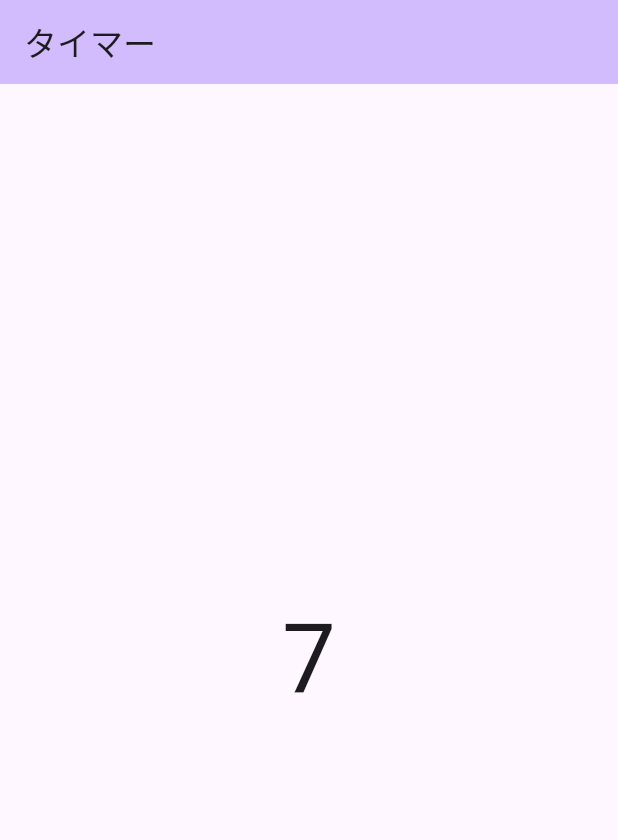
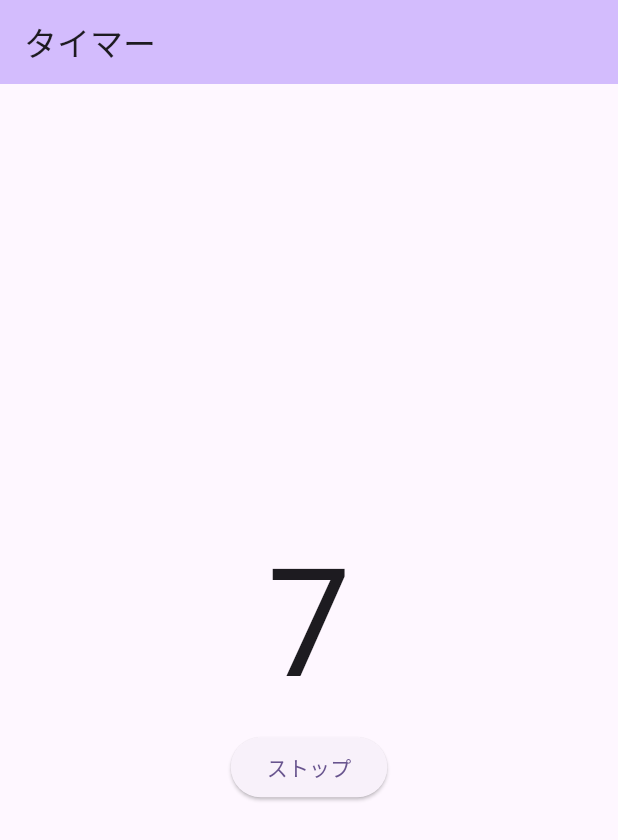
Before and after one commit to inoyoh/timer, a Flutter app: the screen it shows after launch, on a phone screen of 412 x 824 dp. Shown: the top 840 px of the screen. Run offline on Flutter 3.47's test engine with Material 3 defaults, Android fonts, the phone set to English and light mode, and no system bars.

Commit message:
STOPボタンの追加

```diff
--- a/lib/main.dart
+++ b/lib/main.dart
@@ -33,6 +33,8 @@ class MyHomePage extends StatefulWidget {
 
 class _MyHomePageState extends State<MyHomePage> {
   int _second = 0;
+  // ?を入れると変数のデフォルトにnullが入る
+  Timer? _timer;
 
   @override
   // initState: この画面を開いた時に最初に呼ばれる関数
@@ -40,7 +42,7 @@ class _MyHomePageState extends State<MyHomePage> {
     super.initState();
 
     // 1秒ごとにカウントアップ
-    Timer.periodic(const Duration(seconds: 1), (timer) {
+    _timer = Timer.periodic(const Duration(seconds: 1), (timer) {
       setState(() {
         _second++;
       });
@@ -55,11 +57,28 @@ class _MyHomePageState extends State<MyHomePage> {
         title: Text(widget.title),
       ),
       body: Center(
-        child: Text(
-          '$_second',
-          style: TextStyle(fontSize: 64),
+        child: Column(
+         mainAxisAlignment: MainAxisAlignment.center,
+          children: [
+            Text(
+              '$_second',
+              style: TextStyle(fontSize: 100),
+            ),
+            ElevatedButton(
+              onPressed: (){
+                stop();
+            },
+              child: const Text('ストップ'),
+            )
+          ],
         ),
       ),
     );
   }
+
+  void stop(){
+    // 「?」をつけると「nullかも？」って意味。一方「!」をつけると「nullではない」と決めつける。
+    _timer?.cancel();
+  }
+
 }
```
